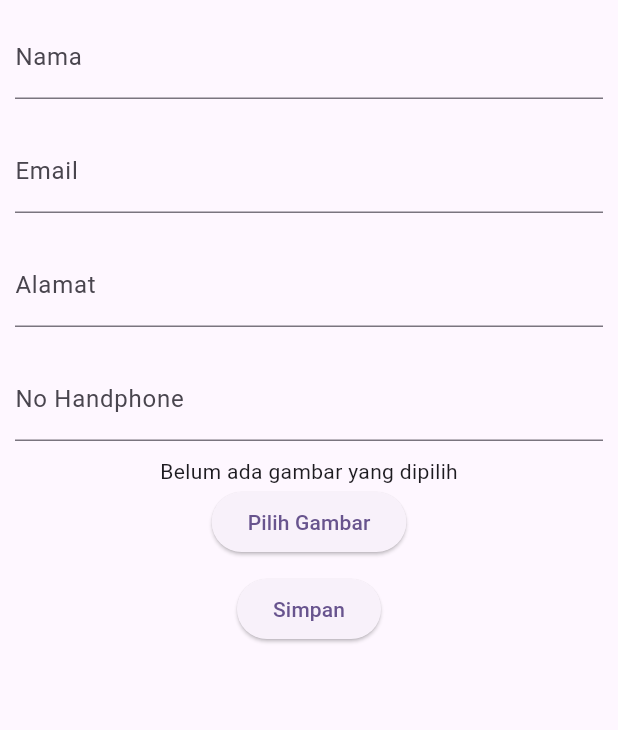
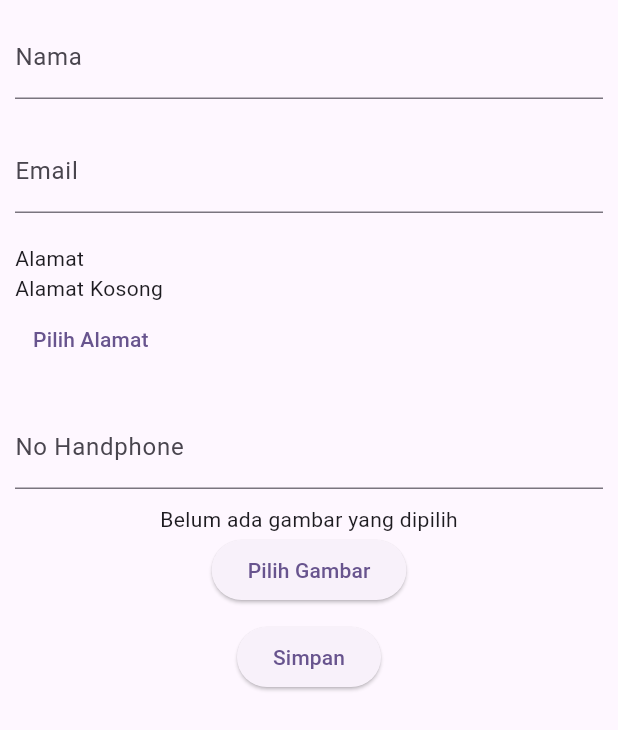
Before and after one commit to priboen/Contact_FlutterAPI, a Flutter app: the FormKontak screen opened directly, after a tap on "Pilih Gambar", on a phone screen of 412 x 824 dp. Shown: the top 730 px of the screen. Run offline on Flutter 3.47's test engine with Material 2 defaults, Android fonts, the phone set to English and light mode, and no system bars; our stand-ins replace geocoding, geolocator, google_maps_flutter, image_picker; network calls fail.

Commit message:
change alamat input to gmaps

```diff
--- a/lib/widget/form_kontak.dart
+++ b/lib/widget/form_kontak.dart
@@ -3,6 +3,7 @@ import 'dart:io';
 import 'package:data_kontak/controller/kontak_controller.dart';
 import 'package:data_kontak/model/kontak.dart';
 import 'package:data_kontak/screen/home_view.dart';
+import 'package:data_kontak/screen/map_screen.dart';
 import 'package:flutter/material.dart';
 import 'package:image_picker/image_picker.dart';
 
@@ -17,10 +18,10 @@ class _FormKontakState extends State<FormKontak> {
   final _formKey = GlobalKey<FormState>();
   final _namaController = TextEditingController();
   final _emailController = TextEditingController();
-  final _alamatController = TextEditingController();
   final _teleponController = TextEditingController();
 
   File? _image;
+  String? _alamat;
   final _imagePicker = ImagePicker();
 
   Future<void> getImage() async {
@@ -31,8 +32,6 @@ class _FormKontakState extends State<FormKontak> {
       () {
         if (pickedFile != null) {
           _image = File(pickedFile.path);
-        } else {
-          print("No image selected");
         }
       },
     );
@@ -63,11 +62,54 @@ class _FormKontakState extends State<FormKontak> {
                 ),
               ),
               Container(
-                margin: const EdgeInsets.all(10),
-                child: TextFormField(
-                  decoration: const InputDecoration(
-                      labelText: "Alamat", hintText: "Masukkan Alamat Anda"),
-                  controller: _alamatController,
+                width: double.infinity,
+                padding: const EdgeInsets.all(10),
+                child: Column(
+                  crossAxisAlignment: CrossAxisAlignment.start,
+                  children: [
+                    const Text("Alamat"),
+                    _alamat == null
+                        ? const SizedBox(
+                            width: double.infinity,
+                            child: Text("Alamat Kosong"))
+                        : Text('$_alamat'),
+                    _alamat == null
+                        ? TextButton(
+                            onPressed: () async {
+                              Navigator.push(
+                                context,
+                                MaterialPageRoute(
+                                  builder: (context) => MapScreen(
+                                      onLocationSelected: (selectedAddress) {
+                                    setState(() {
+                                      _alamat = selectedAddress;
+                                    });
+                                  }),
+                                ),
+                              );
+                            },
+                            child: const Text('Pilih Alamat'),
+                          )
+                        : TextButton(
+                            onPressed: () async {
+                              Navigator.push(
+                                context,
+                                MaterialPageRoute(
+                                  builder: (context) => MapScreen(
+                                      onLocationSelected: (selectedAddress) {
+                                    setState(() {
+                                      _alamat = selectedAddress;
+                                    });
+                                  }),
+                                ),
+                              );
+                              setState(() {
+                                {}
+                              });
+                            },
+                            child: const Text('Ubah Alamat'),
+                          ),
+                  ],
                 ),
               ),
               Container(
@@ -95,7 +137,7 @@ class _FormKontakState extends State<FormKontak> {
                           Kontak(
                               nama: _namaController.text,
                               email: _emailController.text,
-                              alamat: _alamatController.text,
+                              alamat: _alamat ?? '',
                               telepon: _teleponController.text,
                               foto: _image!.path),
                           _image,
```
